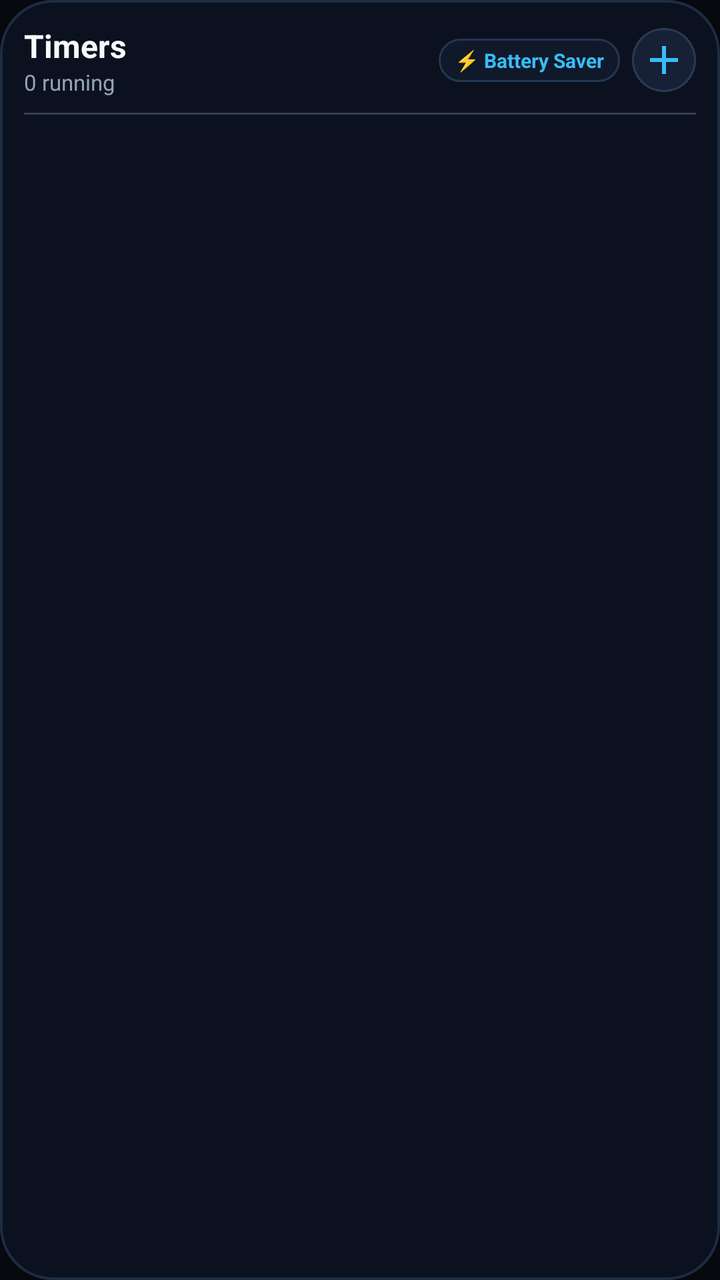
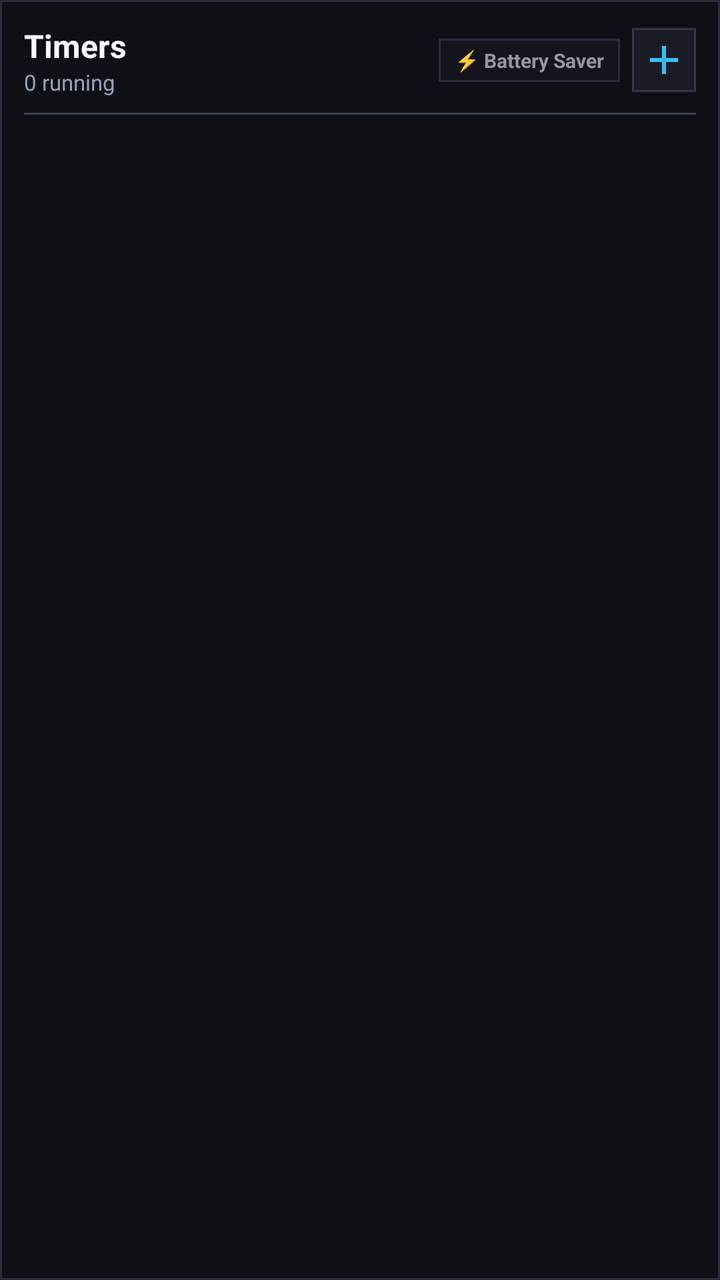

Before-and-after screenshots of an Android layout around one commit, followed by the original layout XML and the change that was made.
<!-- AndroidManifest.xml: application theme Theme.MultiTimer -->
<!-- res/layout/widget_multi_timer.xml -->
<?xml version="1.0" encoding="utf-8"?>
<LinearLayout xmlns:android="http://schemas.android.com/apk/res/android"
    android:id="@+id/widget_root"
    android:layout_width="match_parent"
    android:layout_height="match_parent"
    android:background="@drawable/widget_card_bg"
    android:orientation="vertical"
    android:padding="12dp">

    
    <LinearLayout
        android:layout_width="match_parent"
        android:layout_height="wrap_content"
        android:gravity="center_vertical"
        android:orientation="horizontal"
        android:paddingBottom="8dp">

        <LinearLayout
            android:id="@+id/header_title_layout"
            android:layout_width="0dp"
            android:layout_height="wrap_content"
            android:layout_weight="1"
            android:orientation="vertical">

            <TextView
                android:id="@+id/widget_title"
                android:layout_width="wrap_content"
                android:layout_height="wrap_content"
                android:text="Timers"
                android:textColor="#F8FAFC"
                android:textSize="16sp"
                android:textStyle="bold" />

            <TextView
                android:id="@+id/widget_subtitle"
                android:layout_width="wrap_content"
                android:layout_height="wrap_content"
                android:text="0 running"
                android:textColor="#94A3B8"
                android:textSize="11sp" />
        </LinearLayout>

        
        <TextView
            android:id="@+id/btn_toggle_strategy"
            android:layout_width="wrap_content"
            android:layout_height="wrap_content"
            android:background="@drawable/btn_strategy_bg"
            android:paddingLeft="8dp"
            android:paddingTop="4dp"
            android:paddingRight="8dp"
            android:paddingBottom="4dp"
            android:text="⚡ Battery Saver"
            android:textColor="#38BDF8"
            android:textSize="10sp"
            android:textStyle="bold"
            android:layout_marginEnd="6dp" />

        
        <ImageButton
            android:id="@+id/btn_widget_add"
            android:layout_width="32dp"
            android:layout_height="32dp"
            android:background="@drawable/btn_action_bg"
            android:contentDescription="Add Quick Timer"
            android:src="@drawable/ic_add" />
    </LinearLayout>

    <FrameLayout
        android:layout_width="match_parent"
        android:layout_height="1dp"
        android:background="#334155"
        android:layout_marginBottom="6dp" />

    
    <FrameLayout
        android:layout_width="match_parent"
        android:layout_height="0dp"
        android:layout_weight="1">

        <ListView
            android:id="@+id/timer_list_view"
            android:layout_width="match_parent"
            android:layout_height="match_parent"
            android:divider="@null"
            android:dividerHeight="8dp"
            android:scrollbars="vertical" />

        <TextView
            android:id="@+id/empty_view"
            android:layout_width="match_parent"
            android:layout_height="match_parent"
            android:gravity="center"
            android:text="No active timers.\nTap + to create one."
            android:textColor="#64748B"
            android:textSize="13sp"
            android:visibility="gone" />
    </FrameLayout>

</LinearLayout>
<!-- resources referenced by this layout -->
<resources>
  <!-- drawable btn_action_bg (drawable) -->
  <?xml version="1.0" encoding="utf-8"?>
  <shape xmlns:android="http://schemas.android.com/apk/res/android"
      android:shape="oval">
      <solid android:color="#162036" />
      <stroke
          android:width="1dp"
          android:color="#2A3B53" />
      <size
          android:width="36dp"
          android:height="36dp" />
  </shape>
  <!-- drawable btn_strategy_bg (drawable) -->
  <?xml version="1.0" encoding="utf-8"?>
  <shape xmlns:android="http://schemas.android.com/apk/res/android"
      android:shape="rectangle">
      <solid android:color="#10192A" />
      <corners android:radius="14dp" />
      <stroke
          android:width="1dp"
          android:color="#243752" />
  </shape>
  <!-- drawable ic_add (drawable) -->
  <vector xmlns:android="http://schemas.android.com/apk/res/android"
      android:width="24dp"
      android:height="24dp"
      android:viewportWidth="24"
      android:viewportHeight="24">
      <path
          android:fillColor="#38BDF8"
          android:pathData="M19,13h-6v6h-2v-6H5v-2h6V5h2v6h6v2z"/>
  </vector>
  <!-- drawable widget_card_bg (drawable) -->
  <shape xmlns:android="http://schemas.android.com/apk/res/android"
      android:shape="rectangle">
      <solid android:color="#0B111E" />
      <corners android:radius="26dp" />
      <stroke
          android:width="1.2dp"
          android:color="#1E2C42" />
  </shape>
  <style name="Theme.MultiTimer" parent="Theme.Material3.Dark.NoActionBar">
          <item name="colorPrimary">@color/primary</item>
          <item name="colorSecondary">@color/accent</item>
          <item name="android:statusBarColor">@color/bg_dark</item>
          <item name="android:windowBackground">@color/bg_dark</item>
      </style>
  <color name="primary">#38BDF8</color>
  <color name="accent">#10B981</color>
  <color name="bg_dark">#06090E</color>
</resources>

<!-- the commit's change to res/layout/widget_multi_timer.xml (unified diff, before → after) -->
@@ -51,7 +51,7 @@
             android:paddingRight="8dp"
             android:paddingBottom="4dp"
             android:text="⚡ Battery Saver"
-            android:textColor="#38BDF8"
+            android:textColor="#9496A1"
             android:textSize="10sp"
             android:textStyle="bold"
             android:layout_marginEnd="6dp" />
<!-- resource entries referenced after the edit -->
@@ -3,11 +3,12 @@
   <!-- drawable btn_action_bg (drawable) -->
   <?xml version="1.0" encoding="utf-8"?>
   <shape xmlns:android="http://schemas.android.com/apk/res/android"
-      android:shape="oval">
-      <solid android:color="#162036" />
+      android:shape="rectangle">
+      <solid android:color="#1A1C25" />
+      <corners android:radius="0dp" />
       <stroke
           android:width="1dp"
-          android:color="#2A3B53" />
+          android:color="#34384A" />
       <size
           android:width="36dp"
           android:height="36dp" />
@@ -16,11 +17,11 @@
   <?xml version="1.0" encoding="utf-8"?>
   <shape xmlns:android="http://schemas.android.com/apk/res/android"
       android:shape="rectangle">
-      <solid android:color="#10192A" />
-      <corners android:radius="14dp" />
+      <solid android:color="#14151C" />
+      <corners android:radius="0dp" />
       <stroke
           android:width="1dp"
-          android:color="#243752" />
+          android:color="#2A2D3C" />
   </shape>
   <!-- drawable ic_add (drawable) -->
   <vector xmlns:android="http://schemas.android.com/apk/res/android"
@@ -35,11 +36,11 @@
   <!-- drawable widget_card_bg (drawable) -->
   <shape xmlns:android="http://schemas.android.com/apk/res/android"
       android:shape="rectangle">
-      <solid android:color="#0B111E" />
-      <corners android:radius="26dp" />
+      <solid android:color="#0F1016" />
+      <corners android:radius="0dp" />
       <stroke
-          android:width="1.2dp"
-          android:color="#1E2C42" />
+          android:width="1dp"
+          android:color="#2A2D3C" />
   </shape>
   <style name="Theme.MultiTimer" parent="Theme.Material3.Dark.NoActionBar">
           <item name="colorPrimary">@color/primary</item>
@@ -47,8 +48,8 @@
           <item name="android:statusBarColor">@color/bg_dark</item>
           <item name="android:windowBackground">@color/bg_dark</item>
       </style>
-  <color name="primary">#38BDF8</color>
-  <color name="accent">#10B981</color>
-  <color name="bg_dark">#06090E</color>
+  <color name="primary">#6B8FA3</color>
+  <color name="accent">#638573</color>
+  <color name="bg_dark">#090A0D</color>
 </resources>
 
